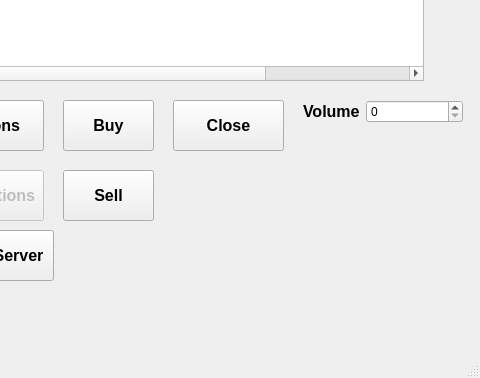
The window that MainWindow.ui (Elessar1996/IBController) describes before a commit, drawn with Qt 5; both pictures show x 187 to 667 and y 290 to 668 of the 667 by 668 pixel window.
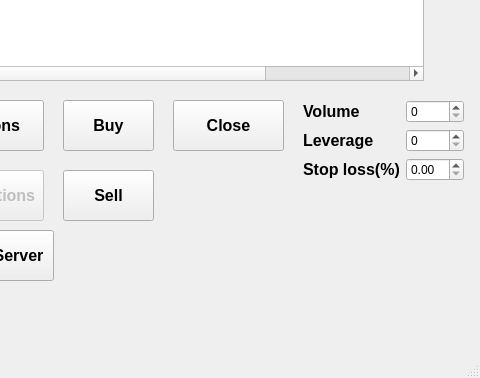
The same window after the commit.

The edit to the form file:
```diff
--- a/MainWindow.ui
+++ b/MainWindow.ui
@@ -172,8 +172,8 @@
      <rect>
       <x>490</x>
       <y>390</y>
-      <width>160</width>
-      <height>41</height>
+      <width>161</width>
+      <height>121</height>
      </rect>
     </property>
     <layout class="QFormLayout" name="formLayout">
@@ -202,6 +202,53 @@
        </property>
       </widget>
      </item>
+     <item row="1" column="0">
+      <widget class="QLabel" name="label_2">
+       <property name="font">
+        <font>
+         <family>Arial</family>
+         <pointsize>12</pointsize>
+         <weight>75</weight>
+         <bold>true</bold>
+        </font>
+       </property>
+       <property name="text">
+        <string>Leverage</string>
+       </property>
+      </widget>
+     </item>
+     <item row="2" column="0">
+      <widget class="QLabel" name="label_3">
+       <property name="font">
+        <font>
+         <family>Arial</family>
+         <pointsize>12</pointsize>
+         <weight>75</weight>
+         <bold>true</bold>
+        </font>
+       </property>
+       <property name="text">
+        <string>Stop loss(%)</string>
+       </property>
+      </widget>
+     </item>
+     <item row="1" column="1">
+      <widget class="QSpinBox" name="leverage">
+       <property name="maximum">
+        <number>1000</number>
+       </property>
+       <property name="singleStep">
+        <number>50</number>
+       </property>
+      </widget>
+     </item>
+     <item row="2" column="1">
+      <widget class="QDoubleSpinBox" name="stop_loss">
+       <property name="singleStep">
+        <double>0.100000000000000</double>
+       </property>
+      </widget>
+     </item>
     </layout>
    </widget>
    <widget class="QPushButton" name="ngrok_btn">
```
